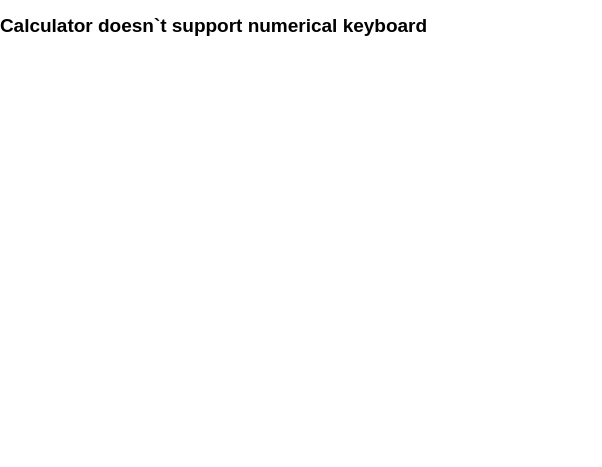
The window that src/helpwindow.ui (xherma34/vut_ivs_project_2) describes before a commit, drawn with Qt 5.
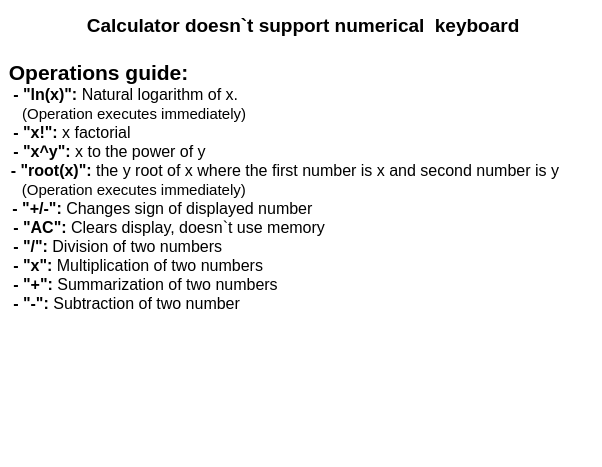
The same window after the commit.

The edit to the form file:
```diff
--- a/src/helpwindow.ui
+++ b/src/helpwindow.ui
@@ -34,7 +34,22 @@
 p, li { white-space: pre-wrap; }
 &lt;/style&gt;&lt;/head&gt;&lt;body style=&quot; font-family:'Ubuntu'; font-size:11pt; font-weight:400; font-style:normal;&quot;&gt;
 &lt;p style=&quot;-qt-paragraph-type:empty; margin-top:0px; margin-bottom:0px; margin-left:0px; margin-right:0px; -qt-block-indent:0; text-indent:0px;&quot;&gt;&lt;br /&gt;&lt;/p&gt;
-&lt;p style=&quot; margin-top:0px; margin-bottom:0px; margin-left:0px; margin-right:0px; -qt-block-indent:0; text-indent:0px;&quot;&gt;&lt;span style=&quot; font-size:14pt; font-weight:600;&quot;&gt;Calculator doesn`t support numerical keyboard&lt;/span&gt;&lt;/p&gt;&lt;/body&gt;&lt;/html&gt;</string>
+&lt;p align=&quot;center&quot; style=&quot; margin-top:0px; margin-bottom:0px; margin-left:0px; margin-right:0px; -qt-block-indent:0; text-indent:0px;&quot;&gt;&lt;span style=&quot; font-size:14pt; font-weight:600;&quot;&gt; Calculator doesn`t support numerical  keyboard&lt;/span&gt;&lt;/p&gt;
+&lt;p style=&quot;-qt-paragraph-type:empty; margin-top:0px; margin-bottom:0px; margin-left:0px; margin-right:0px; -qt-block-indent:0; text-indent:0px; font-size:14pt; font-weight:600;&quot;&gt;&lt;br /&gt;&lt;/p&gt;
+&lt;p style=&quot; margin-top:0px; margin-bottom:0px; margin-left:0px; margin-right:0px; -qt-block-indent:0; text-indent:0px;&quot;&gt;&lt;span style=&quot; font-size:12pt; font-weight:600;&quot;&gt;  &lt;/span&gt;&lt;span style=&quot; font-size:16pt; font-weight:600;&quot;&gt;Operations guide:&lt;/span&gt;&lt;/p&gt;
+&lt;p style=&quot; margin-top:0px; margin-bottom:0px; margin-left:0px; margin-right:0px; -qt-block-indent:0; text-indent:0px;&quot;&gt;&lt;span style=&quot; font-size:12pt; font-weight:600;&quot;&gt;   - &amp;quot;ln(x)&amp;quot;: &lt;/span&gt;&lt;span style=&quot; font-size:12pt;&quot;&gt;Natural logarithm of x.&lt;/span&gt;&lt;/p&gt;
+&lt;p style=&quot; margin-top:0px; margin-bottom:0px; margin-left:0px; margin-right:0px; -qt-block-indent:0; text-indent:0px;&quot;&gt;&lt;span style=&quot; font-size:12pt;&quot;&gt;     &lt;/span&gt;(Operation executes immediately)&lt;/p&gt;
+&lt;p style=&quot; margin-top:0px; margin-bottom:0px; margin-left:0px; margin-right:0px; -qt-block-indent:0; text-indent:0px;&quot;&gt;&lt;span style=&quot; font-size:12pt;&quot;&gt;   &lt;/span&gt;&lt;span style=&quot; font-size:12pt; font-weight:600;&quot;&gt;- &amp;quot;x!&amp;quot;: &lt;/span&gt;&lt;span style=&quot; font-size:12pt;&quot;&gt;x factorial&lt;/span&gt;&lt;/p&gt;
+&lt;p style=&quot; margin-top:0px; margin-bottom:0px; margin-left:0px; margin-right:0px; -qt-block-indent:0; text-indent:0px;&quot;&gt;&lt;span style=&quot; font-size:12pt; font-weight:600;&quot;&gt;   - &amp;quot;x^y&amp;quot;: &lt;/span&gt;&lt;span style=&quot; font-size:12pt;&quot;&gt;x to the power of y&lt;/span&gt;&lt;/p&gt;
+&lt;p style=&quot; margin-top:0px; margin-bottom:0px; margin-left:0px; margin-right:0px; -qt-block-indent:0; text-indent:0px;&quot;&gt;&lt;span style=&quot; font-size:10pt; font-weight:600;&quot;&gt;   &lt;/span&gt;&lt;span style=&quot; font-size:12pt; font-weight:600;&quot;&gt;- &amp;quot;root(x)&amp;quot;: &lt;/span&gt;&lt;span style=&quot; font-size:12pt;&quot;&gt;the y root of x where the first number is x and second number is y &lt;/span&gt;&lt;/p&gt;
+&lt;p style=&quot; margin-top:0px; margin-bottom:0px; margin-left:0px; margin-right:0px; -qt-block-indent:0; text-indent:0px;&quot;&gt;&lt;span style=&quot; font-size:12pt;&quot;&gt;    &lt;/span&gt; (Operation executes immediately)&lt;/p&gt;
+&lt;p style=&quot; margin-top:0px; margin-bottom:0px; margin-left:0px; margin-right:0px; -qt-block-indent:0; text-indent:0px;&quot;&gt;   &lt;span style=&quot; font-size:12pt; font-weight:600;&quot;&gt;- &amp;quot;+/-&amp;quot;: &lt;/span&gt;&lt;span style=&quot; font-size:12pt;&quot;&gt;Changes sign of displayed number&lt;/span&gt;&lt;/p&gt;
+&lt;p style=&quot; margin-top:0px; margin-bottom:0px; margin-left:0px; margin-right:0px; -qt-block-indent:0; text-indent:0px;&quot;&gt;&lt;span style=&quot; font-size:12pt;&quot;&gt;   &lt;/span&gt;&lt;span style=&quot; font-size:12pt; font-weight:600;&quot;&gt;- &amp;quot;AC&amp;quot;: &lt;/span&gt;&lt;span style=&quot; font-size:12pt;&quot;&gt;Clears display, doesn`t use memory&lt;/span&gt;&lt;/p&gt;
+&lt;p style=&quot; margin-top:0px; margin-bottom:0px; margin-left:0px; margin-right:0px; -qt-block-indent:0; text-indent:0px;&quot;&gt;&lt;span style=&quot; font-size:12pt; font-weight:600;&quot;&gt;   - &amp;quot;/&amp;quot;: &lt;/span&gt;&lt;span style=&quot; font-size:12pt;&quot;&gt;Division of two numbers&lt;/span&gt;&lt;/p&gt;
+&lt;p style=&quot; margin-top:0px; margin-bottom:0px; margin-left:0px; margin-right:0px; -qt-block-indent:0; text-indent:0px;&quot;&gt;&lt;span style=&quot; font-size:12pt; font-weight:600;&quot;&gt;   - &amp;quot;x&amp;quot;: &lt;/span&gt;&lt;span style=&quot; font-size:12pt;&quot;&gt;Multiplication of two numbers&lt;/span&gt;&lt;/p&gt;
+&lt;p style=&quot; margin-top:0px; margin-bottom:0px; margin-left:0px; margin-right:0px; -qt-block-indent:0; text-indent:0px;&quot;&gt;&lt;span style=&quot; font-size:12pt; font-weight:600;&quot;&gt;   - &amp;quot;+&amp;quot;: &lt;/span&gt;&lt;span style=&quot; font-size:12pt;&quot;&gt;Summarization of two numbers&lt;/span&gt;&lt;/p&gt;
+&lt;p style=&quot; margin-top:0px; margin-bottom:0px; margin-left:0px; margin-right:0px; -qt-block-indent:0; text-indent:0px;&quot;&gt;&lt;span style=&quot; font-size:12pt; font-weight:600;&quot;&gt;   - &amp;quot;-&amp;quot;: &lt;/span&gt;&lt;span style=&quot; font-size:12pt;&quot;&gt;Subtraction of two number&lt;/span&gt;&lt;span style=&quot; font-size:12pt; font-weight:600;&quot;&gt; &lt;/span&gt;&lt;/p&gt;
+&lt;p style=&quot;-qt-paragraph-type:empty; margin-top:0px; margin-bottom:0px; margin-left:0px; margin-right:0px; -qt-block-indent:0; text-indent:0px; font-size:12pt;&quot;&gt;&lt;br /&gt;&lt;/p&gt;&lt;/body&gt;&lt;/html&gt;</string>
    </property>
   </widget>
  </widget>
```
Left out of the diff: 2 changed lines with no effect on the pictures.
